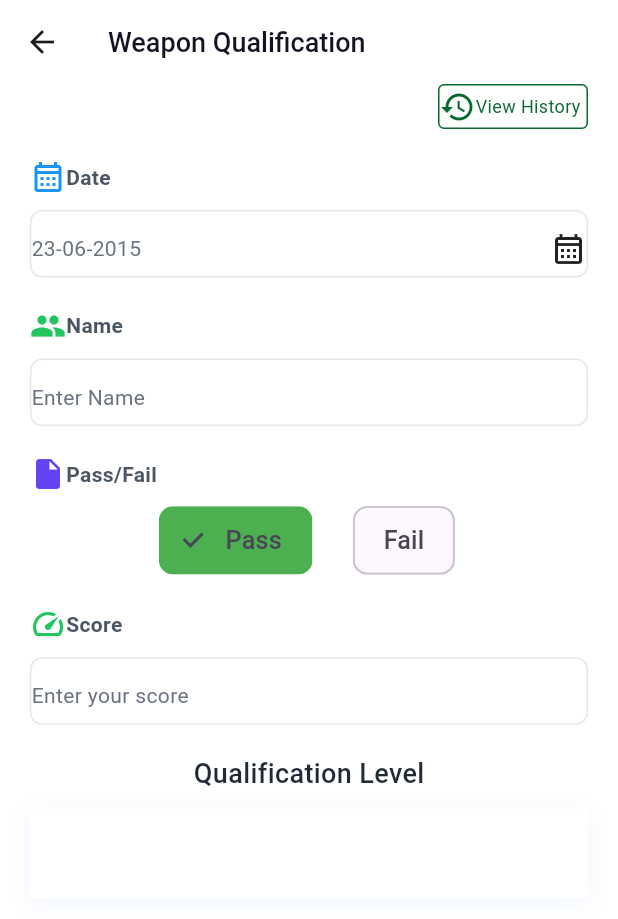
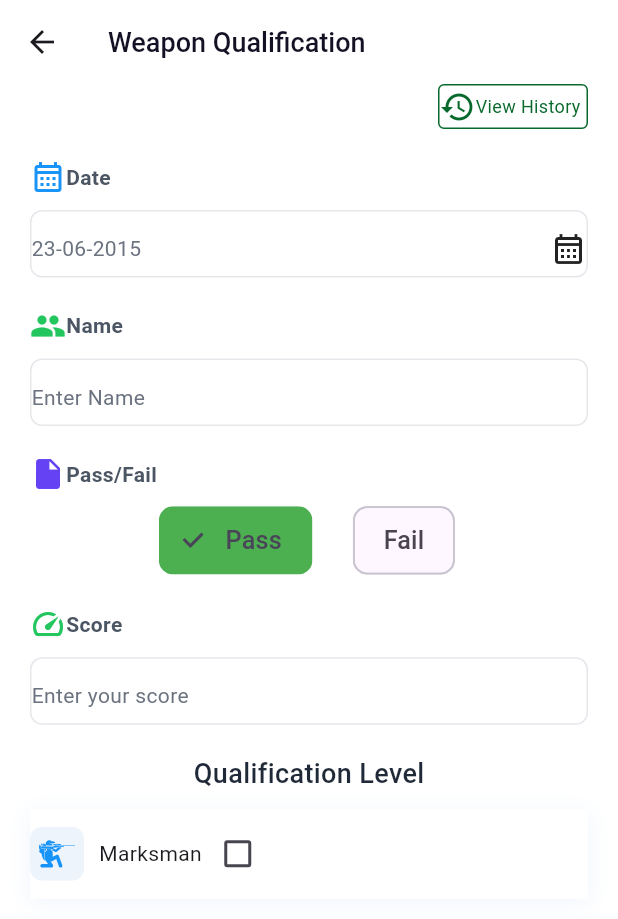
Before and after one commit to rayhantmt/ameriajproducts, a Flutter app: the Weapon screen opened by its route, on a phone screen of 412 x 824 dp. Shown: the top 919 px of the screen. Run offline on Flutter 3.47's test engine with Material 3 defaults, Android fonts, the phone set to English and light mode, and no system bars; our stand-ins replace flutter_svg, font_awesome_flutter, get.

Commit message:
almost done just some fine tuning left

```diff
--- a/lib/app/common_widgets/qualification_container.dart
+++ b/lib/app/common_widgets/qualification_container.dart
@@ -1,22 +1,45 @@
+import 'package:ameriajproducts/app/common_widgets/qualification_controller.dart';
 import 'package:flutter/material.dart';
+import 'package:flutter_svg/flutter_svg.dart';
+import 'package:get/get.dart';
 
 class QualificationContainer extends StatelessWidget {
-  const QualificationContainer({super.key});
+  final String title;
+  final String img;
+
+  const QualificationContainer({
+    super.key,
+    required this.title,
+    required this.img,
+  });
 
   @override
   Widget build(BuildContext context) {
+    final controller = Get.put(QualificationController());
+
     return Container(
       height: 60,
       decoration: BoxDecoration(
         color: Colors.white,
-          boxShadow: [
+        boxShadow: [
           BoxShadow(
-            color: Color(0xff2C78DC).withOpacity(.08),
+            color: const Color(0xff2C78DC).withOpacity(.08),
             offset: const Offset(0, 3),
             blurRadius: 12,
           ),
         ],
       ),
+      child: Obx(() => Row(
+        children: [
+          SvgPicture.asset(img),
+          const SizedBox(width: 10),
+          Text(title),
+          Checkbox(
+            value: controller.isChecked.value,
+            onChanged: controller.toggleCheck,
+          ),
+        ],
+      )),
     );
   }
 }
--- /dev/null
+++ b/lib/app/common_widgets/qualification_controller.dart
@@ -0,0 +1,9 @@
+import 'package:get/get.dart';
+
+class QualificationController extends GetxController {
+  RxBool isChecked = false.obs;
+
+  void toggleCheck(bool? value) {
+    isChecked.value = value ?? !isChecked.value;
+  }
+}
--- a/lib/app/modules/weapon_details/weapon.dart
+++ b/lib/app/modules/weapon_details/weapon.dart
@@ -1,5 +1,6 @@
 import 'package:ameriajproducts/app/common_widgets/qualification_container.dart';
 import 'package:ameriajproducts/app/modules/weapon_details/weapon_controller.dart';
+import 'package:ameriajproducts/app/utils/appimages.dart';
 import 'package:flutter/material.dart';
 import 'package:get/get.dart';
 
@@ -217,7 +218,7 @@ class Weapon extends StatelessWidget {
               SizedBox(height: 10,),
               Column(
                 children: [
-                  QualificationContainer()
+                  QualificationContainer(title: 'Marksman', img: Appimages.marksman)
                 ],
               )
             ],
```
